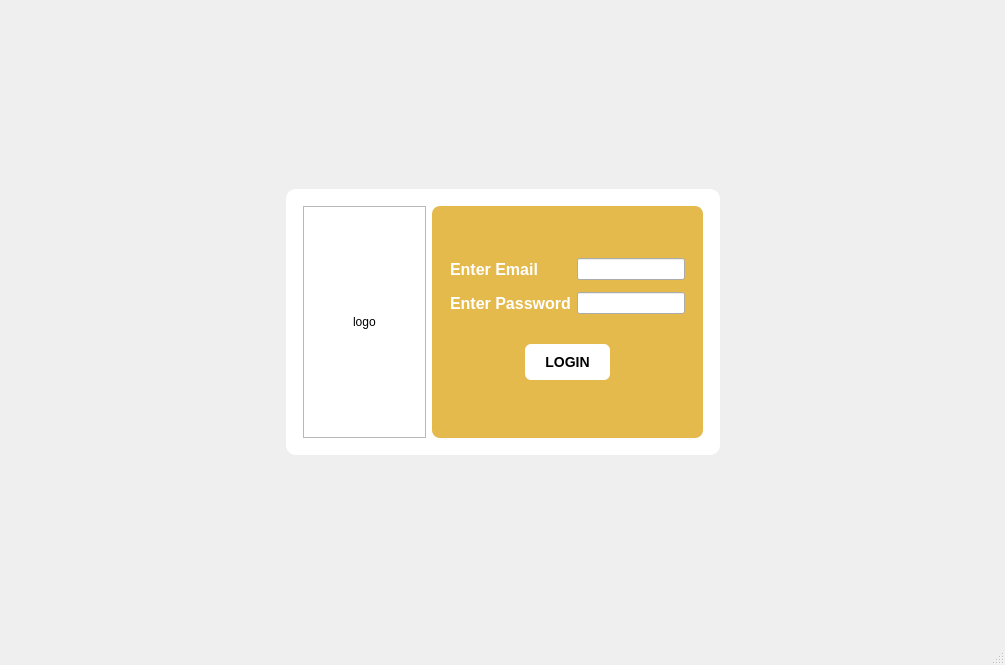
Above: Assets/UiFiles/newLogin.ui from Jeffrey-Ragland/pyqt5IOCLTwo before the change. Below: the same form after it.
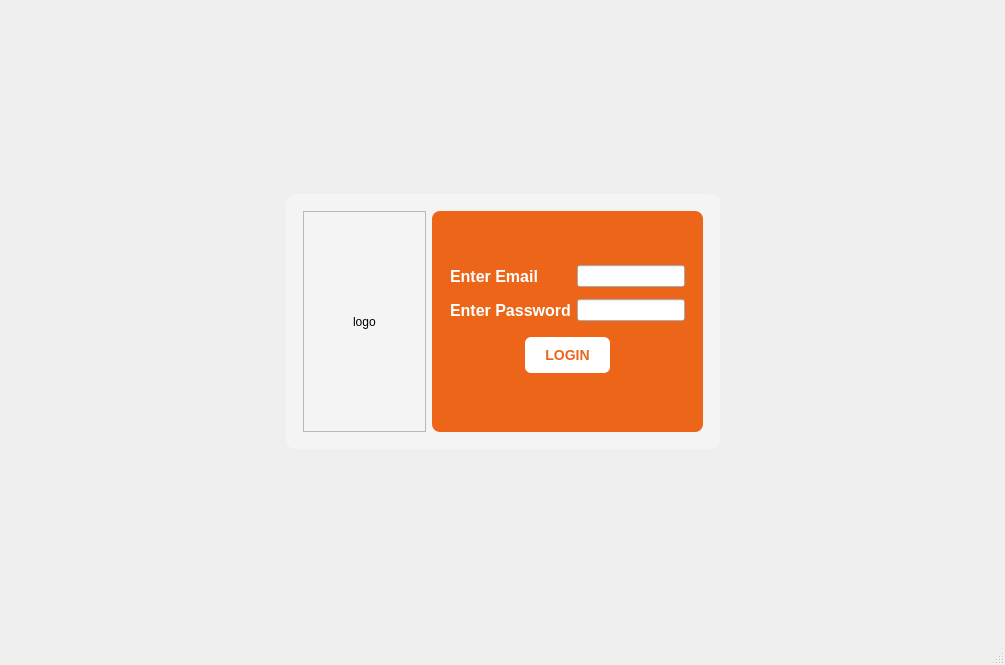
That is the form after the change.

Commit message: finalised ui reworked

What changed in the file:
```diff
--- a/Assets/UiFiles/newLogin.ui
+++ b/Assets/UiFiles/newLogin.ui
@@ -45,9 +45,9 @@
      <widget class="QFrame" name="frame_5">
       <property name="styleSheet">
        <string notr="true">#frame_5 {
-background-color: white;
-border-radius: 10px;
-padding: 8px;
+	background-color: rgba(255, 255, 255, 0.3);
+	border-radius: 10px;
+	padding: 8px;
 }</string>
       </property>
       <property name="frameShape">
@@ -135,7 +135,7 @@
         <widget class="QFrame" name="frame_3">
          <property name="styleSheet">
           <string notr="true">QFrame {
-	background-color: rgb(228, 186, 76);
+	background-color: rgb(236, 101, 25);
 	border-radius: 8px;
 }</string>
          </property>
@@ -145,9 +145,9 @@
          <property name="frameShadow">
           <enum>QFrame::Raised</enum>
          </property>
-         <layout class="QVBoxLayout" name="verticalLayout" stretch="1,2,2,1">
+         <layout class="QVBoxLayout" name="verticalLayout" stretch="1,1,1,1">
           <property name="spacing">
-           <number>6</number>
+           <number>12</number>
           </property>
           <item>
            <spacer name="verticalSpacer">
@@ -181,6 +181,12 @@
              <property name="verticalSpacing">
               <number>12</number>
              </property>
+             <property name="topMargin">
+              <number>0</number>
+             </property>
+             <property name="bottomMargin">
+              <number>0</number>
+             </property>
              <item row="0" column="0">
               <widget class="QLabel" name="label">
                <property name="text">
@@ -213,6 +219,12 @@
              <enum>QFrame::Raised</enum>
             </property>
             <layout class="QHBoxLayout" name="horizontalLayout">
+             <property name="topMargin">
+              <number>0</number>
+             </property>
+             <property name="bottomMargin">
+              <number>0</number>
+             </property>
              <item>
               <spacer name="horizontalSpacer">
                <property name="orientation">
@@ -231,7 +243,7 @@
                <property name="styleSheet">
                 <string notr="true">#loginButton {
     background-color: white;
-    color: black;
+    color: rgb(236, 101, 25);
 	border-radius: 6px;
 	padding: 10px 20px;
 	font: bold;
```
The commit also changes 7 other files.
